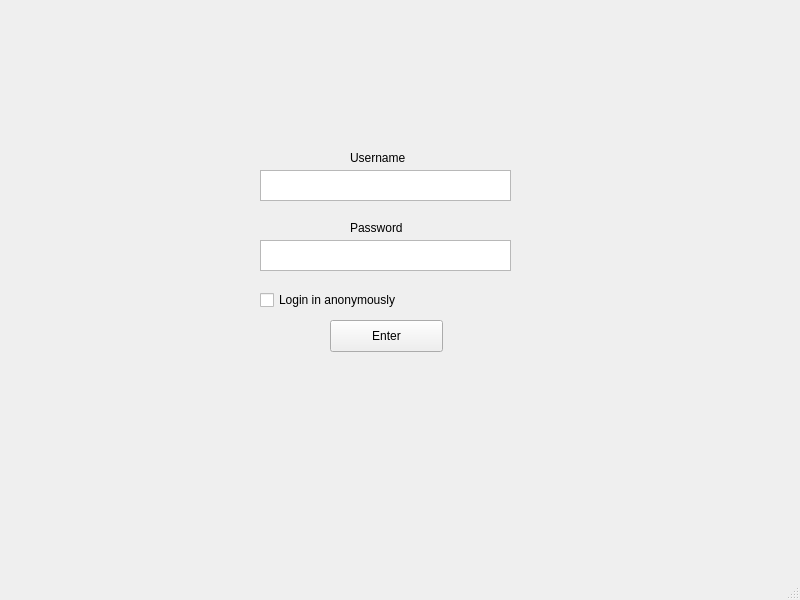
This is Login.ui in TokarM/CS487_Project_Group16 as Qt 5 draws it before an edit. The edited form follows.
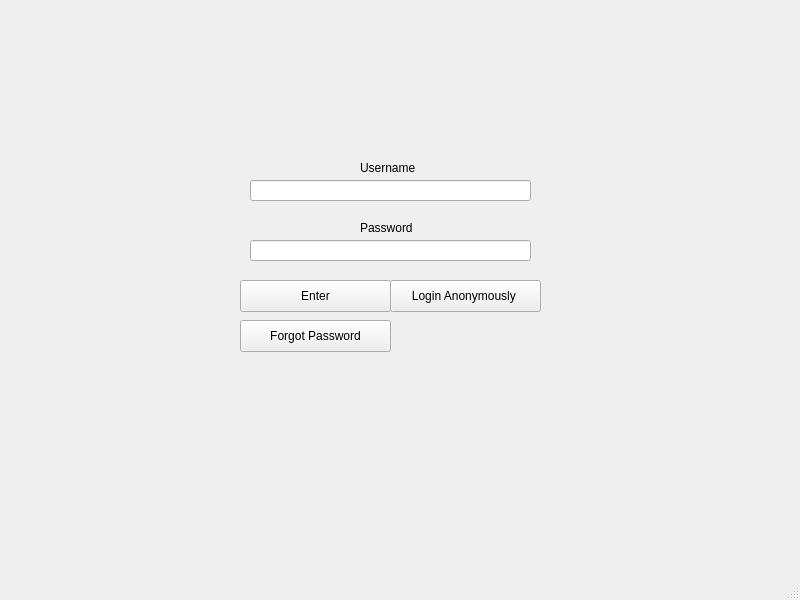
This is the edited form.

Commit message: different interfaces are opens based on login info

Diff of the .ui file:
```diff
--- a/Login.ui
+++ b/Login.ui
@@ -14,32 +14,12 @@
    <string>MainWindow</string>
   </property>
   <widget class="QWidget" name="centralwidget">
-   <widget class="QTextEdit" name="textEdit">
-    <property name="geometry">
-     <rect>
-      <x>260</x>
-      <y>170</y>
-      <width>251</width>
-      <height>31</height>
-     </rect>
-    </property>
-   </widget>
-   <widget class="QPlainTextEdit" name="plainTextEdit">
-    <property name="geometry">
-     <rect>
-      <x>260</x>
-      <y>240</y>
-      <width>251</width>
-      <height>31</height>
-     </rect>
-    </property>
-   </widget>
    <widget class="QPushButton" name="pushButton">
     <property name="geometry">
      <rect>
-      <x>330</x>
-      <y>320</y>
-      <width>113</width>
+      <x>240</x>
+      <y>280</y>
+      <width>151</width>
       <height>32</height>
      </rect>
     </property>
@@ -50,8 +30,8 @@
    <widget class="QLabel" name="label">
     <property name="geometry">
      <rect>
-      <x>350</x>
-      <y>150</y>
+      <x>360</x>
+      <y>160</y>
       <width>71</width>
       <height>16</height>
      </rect>
@@ -63,7 +43,7 @@
    <widget class="QLabel" name="label_2">
     <property name="geometry">
      <rect>
-      <x>350</x>
+      <x>360</x>
       <y>220</y>
       <width>71</width>
       <height>16</height>
@@ -73,17 +53,50 @@
      <string>Password</string>
     </property>
    </widget>
-   <widget class="QCheckBox" name="checkBox">
+   <widget class="QLineEdit" name="lineEdit">
     <property name="geometry">
      <rect>
-      <x>260</x>
-      <y>290</y>
-      <width>241</width>
-      <height>20</height>
+      <x>250</x>
+      <y>180</y>
+      <width>281</width>
+      <height>21</height>
      </rect>
     </property>
+   </widget>
+   <widget class="QLineEdit" name="lineEdit_2">
+    <property name="geometry">
+     <rect>
+      <x>250</x>
+      <y>240</y>
+      <width>281</width>
+      <height>21</height>
+     </rect>
+    </property>
+   </widget>
+   <widget class="QPushButton" name="pushButton_2">
+    <property name="geometry">
+     <rect>
+      <x>390</x>
+      <y>280</y>
+      <width>151</width>
+      <height>32</height>
+     </rect>
+    </property>
     <property name="text">
-     <string>Login in anonymously</string>
+     <string>Login Anonymously </string>
+    </property>
+   </widget>
+   <widget class="QPushButton" name="pushButton_3">
+    <property name="geometry">
+     <rect>
+      <x>240</x>
+      <y>320</y>
+      <width>151</width>
+      <height>32</height>
+     </rect>
+    </property>
+    <property name="text">
+     <string>Forgot Password</string>
     </property>
    </widget>
   </widget>
```
The commit also changes 5 other files.
